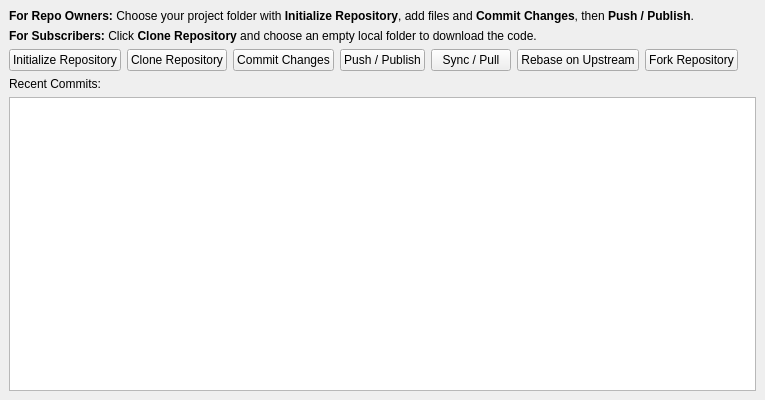
First picture: the form in gui/GitWidget.ui, repository defnax/retroGit, before the edit.
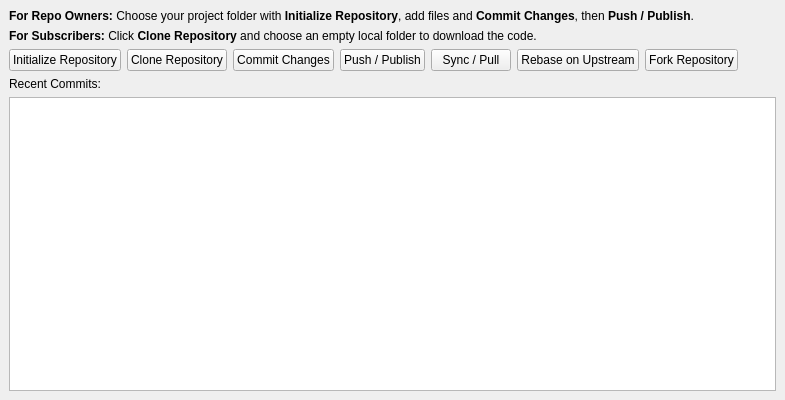
Second picture: the form after the edit. Icons and pictures are not drawn.

```diff
--- a/gui/GitWidget.ui
+++ b/gui/GitWidget.ui
@@ -6,7 +6,7 @@
    <rect>
     <x>0</x>
     <y>0</y>
-    <width>765</width>
+    <width>785</width>
     <height>400</height>
    </rect>
   </property>
```
Left out of the diff: 2 changed lines with no effect on the pictures.
